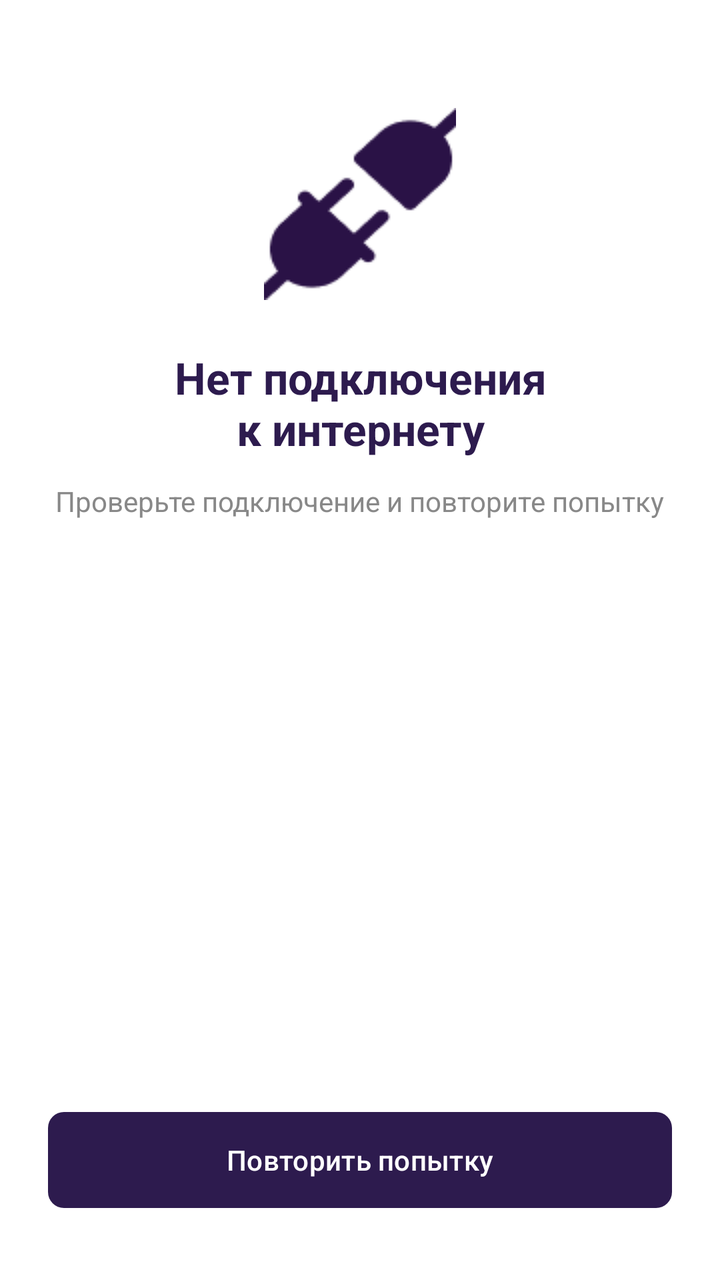
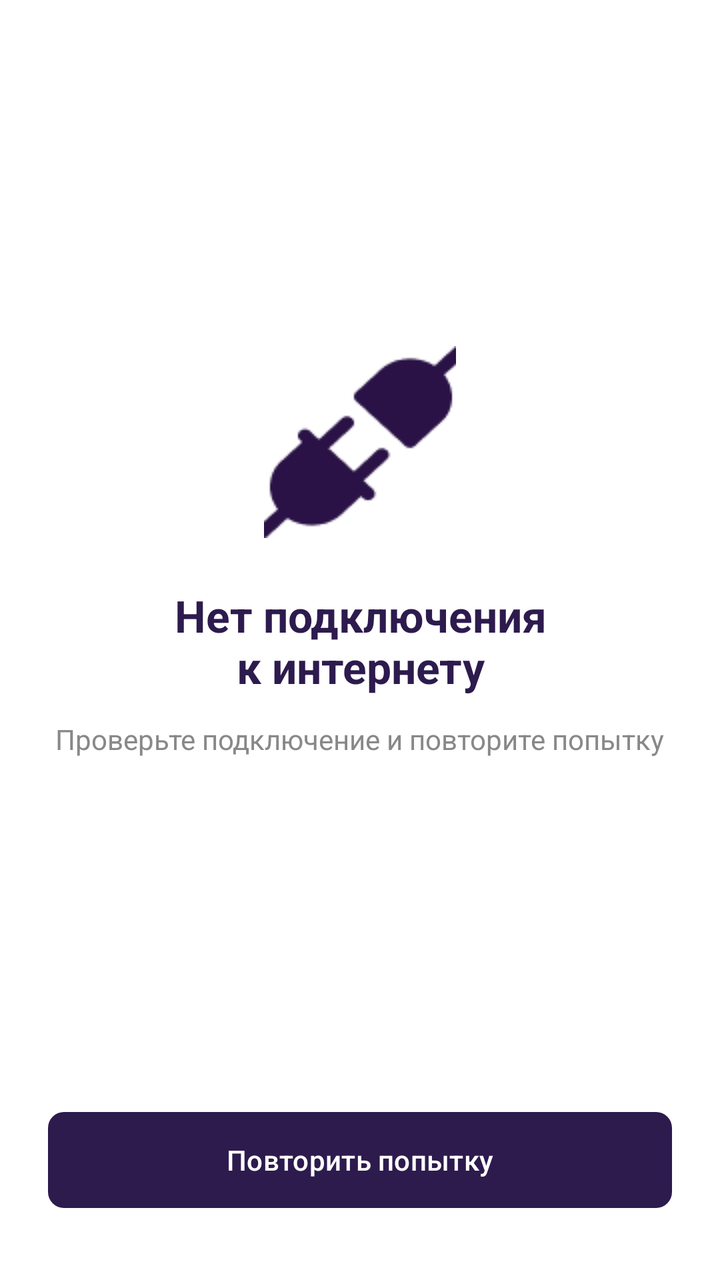

Screens rendered from an Android XML layout before and after an edit, with the pre-edit source and the edit as a unified diff.
<!-- AndroidManifest.xml: activity theme Theme.MobileMorozova -->
<!-- res/layout/activity_no_internet.xml -->
<?xml version="1.0" encoding="utf-8"?>
<androidx.constraintlayout.widget.ConstraintLayout
xmlns:android="http://schemas.android.com/apk/res/android"
xmlns:app="http://schemas.android.com/apk/res-auto"
android:layout_width="match_parent"
android:layout_height="match_parent"
android:background="@color/white">

    <LinearLayout
        android:layout_width="0dp"
        android:layout_height="wrap_content"
        android:layout_marginBottom="380dp"
        android:gravity="center"
        android:orientation="vertical"
        android:paddingHorizontal="24dp"
        app:layout_constraintBottom_toBottomOf="parent"
        app:layout_constraintEnd_toEndOf="parent"
        app:layout_constraintHorizontal_bias="0.0"
        app:layout_constraintStart_toStartOf="parent">

        <ImageView
            android:layout_width="96dp"
            android:layout_height="96dp"
            android:contentDescription="Нет подключения"
            android:src="@drawable/nointenet" />

        <TextView
            android:layout_width="wrap_content"
            android:layout_height="wrap_content"
            android:layout_marginTop="24dp"
            android:gravity="center"
            android:text="Нет подключения\nк интернету"
            android:textColor="#2D1B4E"
            android:textSize="22sp"
            android:textStyle="bold" />

        <TextView
            android:layout_width="wrap_content"
            android:layout_height="wrap_content"
            android:layout_marginTop="12dp"
            android:gravity="center"
            android:text="Проверьте подключение и повторите попытку"
            android:textColor="#888888"
            android:textSize="14sp" />
    </LinearLayout>

    <com.google.android.material.button.MaterialButton
    android:id="@+id/btnRetry"
    android:layout_width="0dp"
    android:layout_height="56dp"
    android:layout_marginHorizontal="24dp"
    android:layout_marginBottom="32dp"
    android:text="Повторить попытку"
    android:textAllCaps="false"
    app:backgroundTint="#2D1B4E"
    app:cornerRadius="8dp"
    app:layout_constraintBottom_toBottomOf="parent"
    app:layout_constraintStart_toStartOf="parent"
    app:layout_constraintEnd_toEndOf="parent" />
</androidx.constraintlayout.widget.ConstraintLayout>
<!-- resources referenced by this layout -->
<resources>
  <color name="white">#FFFFFFFF</color>
  <!-- drawable nointenet: png bitmap (drawable, 2325 bytes) -->
  <style name="Theme.MobileMorozova" parent="Theme.MaterialComponents.DayNight.DarkActionBar">
          
          <item name="colorPrimary">@color/purple_500</item>
          <item name="colorPrimaryVariant">@color/purple_700</item>
          <item name="colorOnPrimary">@color/white</item>
          
          <item name="colorSecondary">@color/teal_200</item>
          <item name="colorSecondaryVariant">@color/teal_700</item>
          <item name="colorOnSecondary">@color/black</item>
          
          <item name="android:statusBarColor">?attr/colorPrimaryVariant</item>
          
      </style>
  <color name="purple_500">#FF6200EE</color>
  <color name="purple_700">#FF3700B3</color>
  <color name="teal_200">#FF03DAC5</color>
  <color name="teal_700">#FF018786</color>
  <color name="black">#FF000000</color>
</resources>

<!-- the commit's change to res/layout/activity_no_internet.xml (unified diff, before → after) -->
@@ -9,13 +9,13 @@ android:background="@color/white">
     <LinearLayout
         android:layout_width="0dp"
         android:layout_height="wrap_content"
-        android:layout_marginBottom="380dp"
         android:gravity="center"
         android:orientation="vertical"
+        app:layout_constraintTop_toTopOf="parent"
+        app:layout_constraintBottom_toTopOf="@id/btnRetry"
         android:paddingHorizontal="24dp"
         app:layout_constraintBottom_toBottomOf="parent"
         app:layout_constraintEnd_toEndOf="parent"
-        app:layout_constraintHorizontal_bias="0.0"
         app:layout_constraintStart_toStartOf="parent">
 
         <ImageView
<!-- resource entries referenced after the edit -->
@@ -2,7 +2,7 @@
 <resources>
   <color name="white">#FFFFFFFF</color>
   <!-- drawable nointenet: png bitmap (drawable, 2325 bytes) -->
-  <style name="Theme.MobileMorozova" parent="Theme.MaterialComponents.DayNight.DarkActionBar">
+  <style name="Theme.MobileMorozova" parent="Base.Theme.MobileMorozova">
           
           <item name="colorPrimary">@color/purple_500</item>
           <item name="colorPrimaryVariant">@color/purple_700</item>
@@ -15,6 +15,10 @@
           <item name="android:statusBarColor">?attr/colorPrimaryVariant</item>
           
       </style>
+  <style name="Base.Theme.MobileMorozova" parent="Theme.Material3.DayNight.NoActionBar">
+          
+          
+      </style>
   <color name="purple_500">#FF6200EE</color>
   <color name="purple_700">#FF3700B3</color>
   <color name="teal_200">#FF03DAC5</color>
